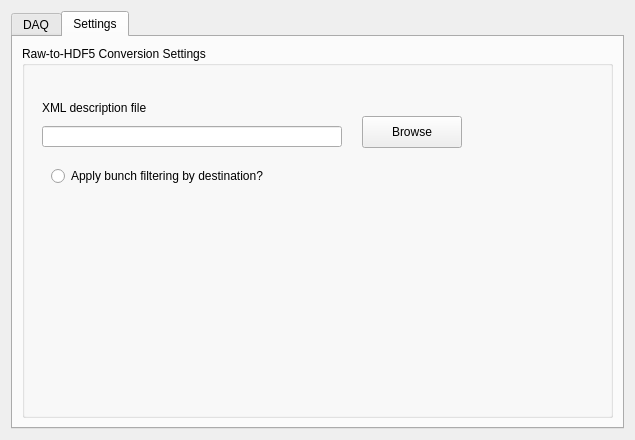
Qt form gui/UIDAQ.ui (cgre23/XFEL-DAQ) before a commit.
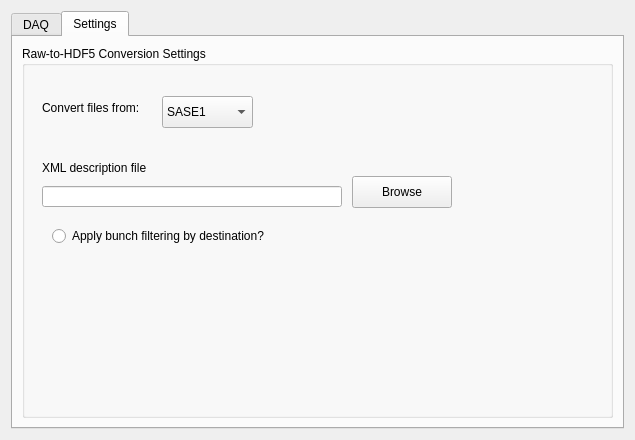
The same form after that commit. The open tabs and pages were chosen to show the change.

What changed in the file:
```diff
--- a/gui/UIDAQ.ui
+++ b/gui/UIDAQ.ui
@@ -97,7 +97,7 @@
           <property name="geometry">
            <rect>
             <x>20</x>
-            <y>50</y>
+            <y>110</y>
             <width>200</width>
             <height>24</height>
            </rect>
@@ -116,7 +116,7 @@
           <property name="geometry">
            <rect>
             <x>20</x>
-            <y>80</y>
+            <y>140</y>
             <width>300</width>
             <height>21</height>
            </rect>
@@ -131,8 +131,8 @@
          <widget class="QPushButton" name="browsepb">
           <property name="geometry">
            <rect>
-            <x>340</x>
-            <y>70</y>
+            <x>330</x>
+            <y>130</y>
             <width>100</width>
             <height>32</height>
            </rect>
@@ -150,8 +150,8 @@
          <widget class="QRadioButton" name="radioButton">
           <property name="geometry">
            <rect>
-            <x>29</x>
-            <y>120</y>
+            <x>30</x>
+            <y>180</y>
             <width>301</width>
             <height>20</height>
            </rect>
@@ -160,6 +160,50 @@
            <string>Apply bunch filtering by destination?</string>
           </property>
          </widget>
+         <widget class="QComboBox" name="comboBox">
+          <property name="geometry">
+           <rect>
+            <x>140</x>
+            <y>50</y>
+            <width>91</width>
+            <height>32</height>
+           </rect>
+          </property>
+          <item>
+           <property name="text">
+            <string>SASE1</string>
+           </property>
+          </item>
+          <item>
+           <property name="text">
+            <string>SASE2</string>
+           </property>
+          </item>
+          <item>
+           <property name="text">
+            <string>SASE3</string>
+           </property>
+          </item>
+         </widget>
+         <widget class="QLabel" name="label_4">
+          <property name="geometry">
+           <rect>
+            <x>20</x>
+            <y>50</y>
+            <width>131</width>
+            <height>24</height>
+           </rect>
+          </property>
+          <property name="maximumSize">
+           <size>
+            <width>200</width>
+            <height>16777215</height>
+           </size>
+          </property>
+          <property name="text">
+           <string>Convert files from:</string>
+          </property>
+         </widget>
         </widget>
        </item>
       </layout>
```
Left out of the diff: 4 changed lines with no effect on the pictures.
